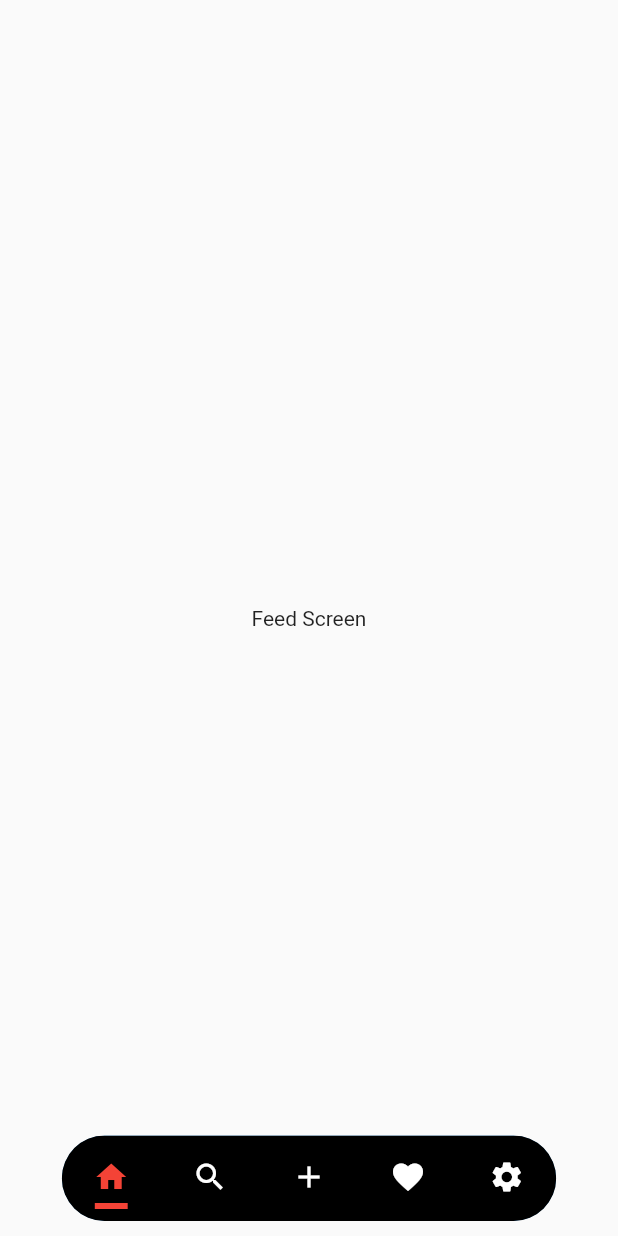
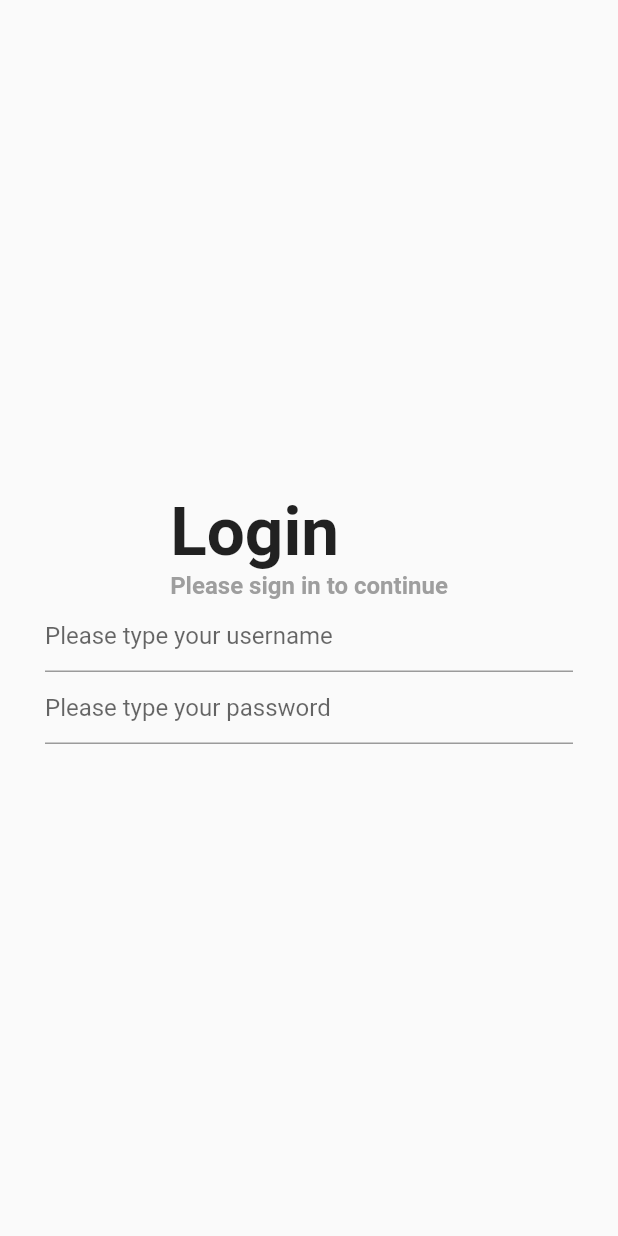
Before and after one commit to je-martinez/2023-flutter-app, a Flutter app: the screen it shows after launch, on a phone screen of 412 x 824 dp. Run offline on Flutter 3.47's test engine with Material 2 defaults, Android fonts, the phone set to English and light mode, and no system bars; drawn by our look-alikes of reactive_forms.

Commit message:
chore: working on login design

```diff
--- /dev/null
+++ b/lib/layout/auth_layout.dart
@@ -0,0 +1,106 @@
+import 'package:flutter/material.dart';
+import 'package:reactive_forms/reactive_forms.dart';
+
+import '../utils/utils.dart';
+
+class AuthLayout extends StatefulWidget {
+  const AuthLayout({super.key});
+
+  @override
+  State<AuthLayout> createState() => _AuthLayoutState();
+}
+
+class _AuthLayoutState extends State<AuthLayout> {
+  @override
+  Widget build(BuildContext context) {
+    final size = MediaQuery.of(context).size;
+    return Scaffold(
+        body: ConstrainedBox(
+            constraints: BoxConstraints(maxWidth: size.width),
+            // ignore: prefer_const_constructors
+            child: Padding(
+              padding: const EdgeInsets.all(30),
+              child: Column(
+                  mainAxisAlignment: MainAxisAlignment.center,
+                  mainAxisSize: MainAxisSize.max,
+                  children: const [
+                    _Titles(
+                      title: loginTitle,
+                      subtitle: loginSubtitle,
+                    ),
+                    LoginForm()
+                  ]),
+            )));
+  }
+}
+
+class _Titles extends StatelessWidget {
+  final String title;
+  final String subtitle;
+  const _Titles({required this.title, required this.subtitle, Key? key})
+      : super(key: key);
+
+  @override
+  Widget build(BuildContext context) {
+    return Column(
+      crossAxisAlignment: CrossAxisAlignment.start,
+      children: [
+        Text(
+          title,
+          style: const TextStyle(
+            fontSize: 45,
+            fontWeight: FontWeight.bold,
+          ),
+        ),
+        Text(
+          subtitle,
+          style: const TextStyle(
+              fontSize: 16, color: Colors.grey, fontWeight: FontWeight.w700),
+        )
+      ],
+    );
+  }
+}
+
+class LoginForm extends StatefulWidget {
+  const LoginForm({super.key});
+
+  @override
+  State<LoginForm> createState() => _LoginFormState();
+}
+
+class _LoginFormState extends State<LoginForm> {
+  static String username = "username";
+  static String password = "password";
+
+  final authForm = fb.group({
+    username: ["", Validators.email, Validators.required],
+    password: ["", Validators.email, Validators.required]
+  });
+
+  @override
+  Widget build(BuildContext context) {
+    return ReactiveForm(
+        formGroup: authForm,
+        child: Column(
+          children: [
+            ReactiveTextField(
+              decoration:
+                  const InputDecoration(hintText: "Please type your username"),
+              formControlName: username,
+              validationMessages: {
+                'required': (error) => "Username is a required field"
+              },
+            ),
+            ReactiveTextField(
+              decoration:
+                  const InputDecoration(hintText: "Please type your password"),
+              formControlName: password,
+              validationMessages: {
+                'required': (error) => "Password is a required field."
+              },
+            )
+          ],
+        ));
+  }
+}
--- a/lib/main.dart
+++ b/lib/main.dart
@@ -1,4 +1,5 @@
 import 'package:flutter/material.dart';
+import 'layout/auth_layout.dart';
 import 'layout/main_layout.dart';
 
 void main() {
@@ -17,7 +18,7 @@ class MyApp extends StatelessWidget {
         primarySwatch: Colors.blue,
       ),
       debugShowCheckedModeBanner: false,
-      home: const MainLayout(),
+      home: const AuthLayout(),
     );
   }
 }
--- /dev/null
+++ b/lib/utils/constants.dart
@@ -0,0 +1,2 @@
+const String loginTitle = "Login";
+const String loginSubtitle = "Please sign in to continue";
--- /dev/null
+++ b/lib/utils/utils.dart
@@ -0,0 +1 @@
+export "constants.dart";
--- a/pubspec.yaml
+++ b/pubspec.yaml
@@ -35,6 +35,7 @@ dependencies:
   # The following adds the Cupertino Icons font to your application.
   # Use with the CupertinoIcons class for iOS style icons.
   cupertino_icons: ^1.0.2
+  reactive_forms: ^14.1.0
 
 dev_dependencies:
   flutter_test:
```
Also changed, not shown: pubspec.lock.
